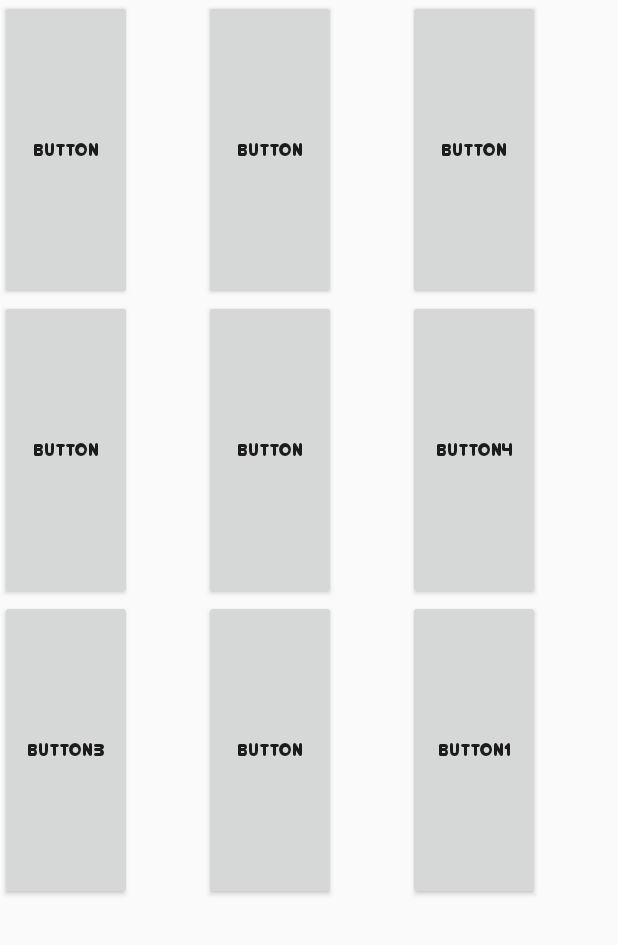
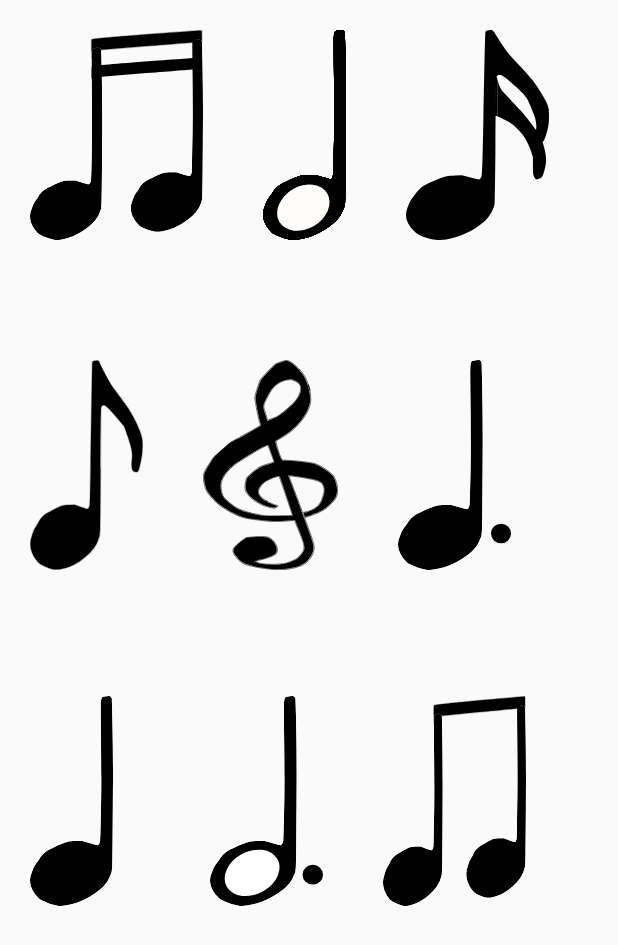
Before and after one commit to ckilzi/cmdf-2020-chillMe, an Android app: the MusicActivity screen opened directly, with no data from a screen before it, on a phone screen of 412 x 824 dp. Shown: the top 945 px of the screen. Run offline under Robolectric (Android 15) with nearby library versions, the phone set to English and light mode, and no system bars; network calls fail.

Commit message:
added photos to the app yay

```diff
--- a/app/src/main/java/com/example/chillme/ui/MusicActivity.java
+++ b/app/src/main/java/com/example/chillme/ui/MusicActivity.java
@@ -4,6 +4,7 @@ import android.content.Intent;
 import android.os.Bundle;
 import android.view.View;
 import android.widget.Button;
+import android.widget.ImageButton;
 
 import androidx.appcompat.app.AppCompatActivity;
 
@@ -11,7 +12,7 @@ import com.example.chillme.R;
 
 public class MusicActivity extends AppCompatActivity implements View.OnClickListener  {
 
-    private Button music_b1, music_b2, music_b3, music_b4, music_b5, music_b6, music_b7, music_b8, music_b9;
+    private ImageButton music_b1, music_b2, music_b3, music_b4, music_b5, music_b6, music_b7, music_b8, music_b9;
 
     @Override
     protected void onCreate(Bundle savedInstanceState) {
--- a/app/src/main/res/layout/activity_music_layout.xml
+++ b/app/src/main/res/layout/activity_music_layout.xml
@@ -6,151 +6,124 @@
     android:layout_height="match_parent"
     tools:context=".MusicActivity">
 
-<!--    <FrameLayout-->
-<!--        android:layout_width="wrap_content"-->
-<!--        android:layout_height="wrap_content"-->
-<!--        android:padding="20dp">-->
-
-<!--        <ImageView-->
-<!--            android:id="@+id/imageView1"-->
-<!--            android:layout_width="wrap_content"-->
-<!--            android:layout_height="wrap_content"-->
-<!--            app:srcCompat="@drawable/ic_eigth_note_double"-->
-<!--            android:visibility="visible"-->
-<!--            tools:visibility="visible" />-->
-
-<!--        <Button-->
-<!--            android:id="@+id/musicB1"-->
-<!--            android:layout_width="wrap_content"-->
-<!--            android:layout_height="200dp"-->
-<!--            style="@style/Widget.AppCompat.Button.Borderless"-->
-<!--            android:background="#00E0F9FF"-->
-<!--            android:fontFamily="@font/junegull"-->
-<!--            android:text="Button"-->
-<!--            android:visibility="invisible"-->
-<!--            app:layout_constraintStart_toStartOf="parent"-->
-<!--            app:layout_constraintTop_toTopOf="parent" />-->
-<!--    </FrameLayout>-->
-
-<!--    <ImageView-->
-<!--        android:id="@+id/imageView1"-->
-<!--        android:layout_width="88dp"-->
-<!--        android:layout_height="107dp"-->
-<!--        android:visibility="visible"-->
-<!--        app:srcCompat="@drawable/ic_eigth_note_double"-->
-<!--        tools:layout_editor_absoluteX="0dp"-->
-<!--        tools:layout_editor_absoluteY="47dp"-->
-<!--        tools:visibility="visible" />-->
-
-    <Button
+    <ImageButton
         android:id="@+id/musicB1"
-        android:layout_width="wrap_content"
-        android:layout_height="200dp"
-        android:fontFamily="@font/junegull"
-        android:text="Button"
+        android:layout_width="155dp"
+        android:layout_height="180dp"
         android:visibility="visible"
         app:layout_constraintStart_toStartOf="parent"
-        app:layout_constraintTop_toTopOf="parent" />
+        app:layout_constraintEnd_toStartOf="@id/musicB2"
+        app:srcCompat="@drawable/ic_eigth_note_double"
+        android:scaleType="fitXY"
+        tools:layout_editor_absoluteX="-12dp"
+        android:background="#00E0F9FF"
+        android:padding="20dp"/>
 
-    <Button
+    <ImageButton
         android:id="@+id/musicB2"
-        android:layout_width="wrap_content"
-        android:layout_height="200dp"
-        android:layout_marginStart="136dp"
-        android:layout_marginLeft="136dp"
-        android:fontFamily="@font/junegull"
-        android:text="Button"
-        app:layout_constraintStart_toStartOf="parent"
+        android:layout_width="95dp"
+        android:layout_height="180dp"
+        android:layout_marginStart="152dp"
+        android:layout_marginLeft="152dp"
+        android:visibility="visible"
+        android:scaleType="fitXY"
+        app:layout_constraintEnd_toStartOf="@id/musicB3"
         app:layout_constraintTop_toTopOf="parent"
-        tools:visibility="visible" />
+        app:srcCompat="@drawable/ic_half_note"
+        tools:visibility="visible"
+        android:background="#00E0F9FF"
+        android:padding="20dp"/>
 
-    <Button
+    <ImageButton
         android:id="@+id/musicB3"
-        android:layout_width="wrap_content"
-        android:layout_height="200dp"
-        android:layout_marginStart="272dp"
-        android:layout_marginLeft="272dp"
-        android:fontFamily="@font/junegull"
-        android:text="Button"
+        android:layout_width="135dp"
+        android:layout_height="180dp"
+        android:background="#00E0F9FF"
+        android:scaleType="fitXY"
+        android:visibility="visible"
+        app:layout_constraintEnd_toStartOf="@id/musicB3"
+        app:layout_constraintTop_toTopOf="parent"
+        app:srcCompat="@drawable/ic_single_sixteenth_note"
+        android:padding="20dp"/>
+
+    <ImageButton
+        android:id="@+id/musicB4"
+        android:layout_width="115dp"
+        android:layout_height="180dp"
+        android:layout_marginTop="40dp"
+        android:background="#00E0F9FF"
+        android:padding="20dp"
+        android:scaleType="fitXY"
         android:visibility="visible"
         app:layout_constraintStart_toStartOf="parent"
-        app:layout_constraintTop_toTopOf="parent" />
+        app:layout_constraintTop_toBottomOf="@id/musicB1"
+        app:srcCompat="@drawable/ic_eigth_drive" />
 
-    <Button
-        android:id="@+id/musicB4"
-        android:layout_width="wrap_content"
-        android:layout_height="200dp"
-        android:layout_marginTop="200dp"
-        android:fontFamily="@font/junegull"
-        android:text="Button"
+    <ImageButton
+        android:id="@+id/musicB5"
+        android:layout_width="130dp"
+        android:layout_height="180dp"
+        android:layout_marginTop="40dp"
+        android:background="#00E0F9FF"
+        android:padding="20dp"
+        android:scaleType="fitXY"
+        android:visibility="visible"
+        app:layout_constraintStart_toEndOf="@id/musicB4"
+        app:layout_constraintTop_toBottomOf="@id/musicB2"
+        app:srcCompat="@drawable/ic_treble_clef" />
+
+    <ImageButton
+        android:id="@+id/musicB6"
+        android:layout_width="115dp"
+        android:layout_height="180dp"
+        android:layout_marginTop="40dp"
+        android:background="#00E0F9FF"
+        android:padding="20dp"
+        android:scaleType="fitXY"
+        android:visibility="visible"
+        app:layout_constraintStart_toEndOf="@id/musicB5"
+        app:layout_constraintTop_toBottomOf="@id/musicB3"
+        app:srcCompat="@drawable/ic_dotted_quarter_note" />
+
+    <ImageButton
+        android:id="@+id/musicB7"
+        android:layout_width="95dp"
+        android:layout_height="180dp"
+        android:layout_marginTop="44dp"
+        android:background="#00E0F9FF"
+        android:padding="20dp"
+        android:scaleType="fitXY"
+        android:visibility="visible"
+        app:layout_constraintTop_toBottomOf="@id/musicB4"
+        app:srcCompat="@drawable/ic_quarter_note"
+        tools:layout_editor_absoluteX="0dp" />
+
+    <ImageButton
+        android:id="@+id/musicB8"
+        android:layout_width="115dp"
+        android:layout_height="180dp"
+        android:layout_marginStart="120dp"
+        android:layout_marginLeft="120dp"
+        android:layout_marginTop="44dp"
+        android:background="#00E0F9FF"
+        android:padding="20dp"
+        android:scaleType="fitXY"
         android:visibility="visible"
         app:layout_constraintStart_toStartOf="parent"
-        app:layout_constraintTop_toTopOf="parent" />
+        app:layout_constraintTop_toBottomOf="@id/musicB5"
+        app:srcCompat="@drawable/ic_dotted_half_note" />
 
-    <Button
-        android:id="@+id/musicB5"
-        android:layout_width="wrap_content"
-        android:layout_height="200dp"
-        android:layout_marginStart="136dp"
-        android:layout_marginLeft="136dp"
-        android:layout_marginTop="200dp"
-        android:fontFamily="@font/junegull"
-        android:text="Button"
+    <ImageButton
+        android:id="@+id/musicB9"
+        android:layout_width="135dp"
+        android:layout_height="180dp"
+        android:layout_marginTop="44dp"
+        android:background="#00E0F9FF"
+        android:padding="20dp"
+        android:scaleType="fitXY"
         android:visibility="visible"
-        app:layout_constraintStart_toStartOf="parent"
-        app:layout_constraintTop_toTopOf="parent" />
-
-    <Button
-        android:id="@+id/musicB6"
-        android:layout_width="wrap_content"
-        android:layout_height="200dp"
-        android:layout_marginStart="272dp"
-        android:layout_marginLeft="272dp"
-        android:layout_marginTop="200dp"
-        android:fontFamily="@font/junegull"
-        android:text="Button4"
-        android:visibility="visible"
-        app:layout_constraintStart_toStartOf="parent"
-        app:layout_constraintTop_toTopOf="parent" />
-
-    <Button
-        android:id="@+id/musicB7"
-        android:layout_width="wrap_content"
-        android:layout_height="200dp"
-        android:layout_marginTop="400dp"
-        android:fontFamily="@font/junegull"
-        android:text="Button3"
-        android:visibility="visible"
-        app:layout_constraintStart_toStartOf="parent"
-        app:layout_constraintTop_toTopOf="parent" />
-
-    <Button
-        android:id="@+id/musicB8"
-        android:layout_width="wrap_content"
-        android:layout_height="200dp"
-        android:layout_marginStart="136dp"
-        android:layout_marginLeft="136dp"
-        android:layout_marginTop="400dp"
-        android:fontFamily="@font/junegull"
-        android:text="Button"
-        android:visibility="visible"
-        app:layout_constraintStart_toStartOf="parent"
-        app:layout_constraintTop_toTopOf="parent" />
-
-    <Button
-        android:id="@+id/musicB9"
-        android:layout_width="wrap_content"
-        android:layout_height="200dp"
-        android:layout_marginStart="272dp"
-        android:layout_marginLeft="272dp"
-        android:layout_marginTop="400dp"
-        android:fontFamily="@font/junegull"
-        android:text="Button1"
-        android:visibility="visible"
-        app:layout_constraintStart_toStartOf="parent"
-        app:layout_constraintTop_toTopOf="parent" />
-
-
-
+        app:layout_constraintStart_toEndOf="@id/musicB8"
+        app:layout_constraintTop_toBottomOf="@id/musicB6"
+        app:srcCompat="@drawable/ic_quarter_note_double" />
 
 </androidx.constraintlayout.widget.ConstraintLayout>
--- a/app/src/main/res/layout/fragment_home.xml
+++ b/app/src/main/res/layout/fragment_home.xml
@@ -81,9 +81,6 @@
                     android:scaleType="centerInside"
                     android:src="@drawable/ic_listenicon" />
 
-
-
-
             </FrameLayout>
 
         </LinearLayout>
```
